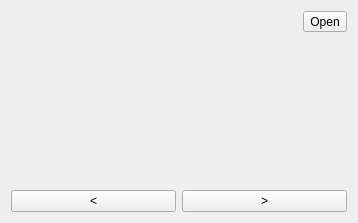
Above: src/View/PresetSelectionWidget.ui from sergsave/MagicCubiano before the change. Below: the same form after it.
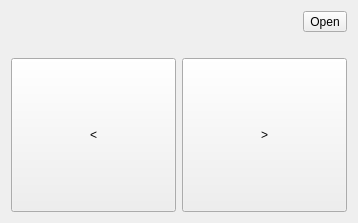
That is the form after the change.

Patch:
```diff
--- a/src/View/PresetSelectionWidget.ui
+++ b/src/View/PresetSelectionWidget.ui
@@ -13,7 +13,7 @@
   <property name="windowTitle">
    <string>Form</string>
   </property>
-  <layout class="QVBoxLayout" name="verticalLayout">
+  <layout class="QVBoxLayout" name="verticalLayout" stretch="0,0,1">
    <item>
     <layout class="QHBoxLayout" name="horizontalLayout_2">
      <item>
@@ -43,6 +43,12 @@
     <layout class="QHBoxLayout" name="horizontalLayout">
      <item>
       <widget class="QPushButton" name="prevButton">
+       <property name="sizePolicy">
+        <sizepolicy hsizetype="Minimum" vsizetype="Preferred">
+         <horstretch>0</horstretch>
+         <verstretch>0</verstretch>
+        </sizepolicy>
+       </property>
        <property name="text">
         <string>&lt;</string>
        </property>
@@ -50,6 +56,12 @@
      </item>
      <item>
       <widget class="QPushButton" name="nextButton">
+       <property name="sizePolicy">
+        <sizepolicy hsizetype="Minimum" vsizetype="Preferred">
+         <horstretch>0</horstretch>
+         <verstretch>0</verstretch>
+        </sizepolicy>
+       </property>
        <property name="text">
         <string>&gt;</string>
        </property>
```
